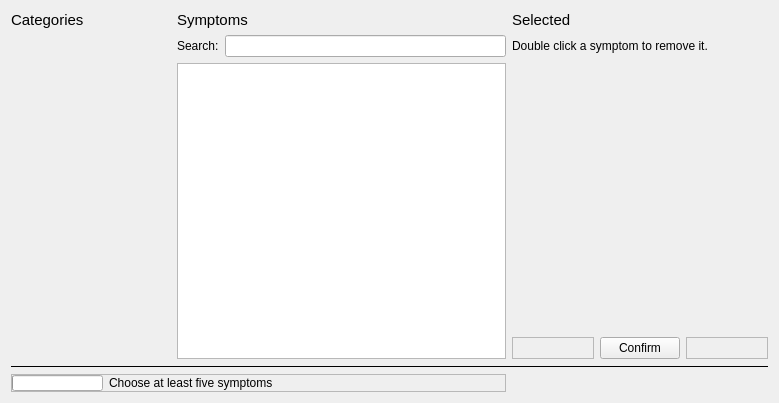
This is src/gui/ui/symptoms_window.ui in Illness-Prediction-System/IllnessPredictionSystem as Qt 5 draws it before an edit. The edited form follows.
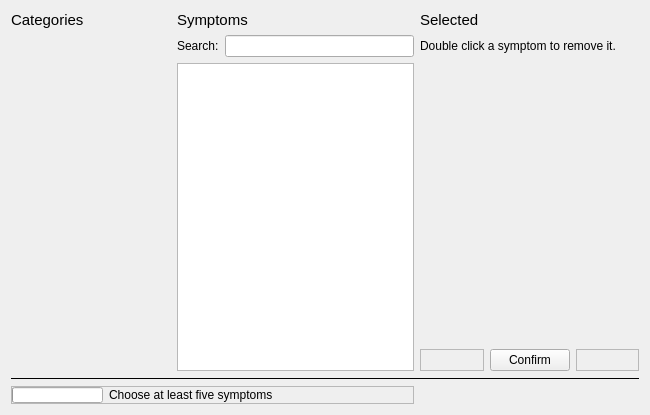
This is the edited form.

Commit message: IL-13 fix: remove .ui visual inconsistencies

The edit to the form file:
```diff
--- a/src/gui/ui/symptoms_window.ui
+++ b/src/gui/ui/symptoms_window.ui
@@ -6,10 +6,16 @@
    <rect>
     <x>0</x>
     <y>0</y>
-    <width>779</width>
-    <height>403</height>
+    <width>650</width>
+    <height>415</height>
    </rect>
   </property>
+  <property name="minimumSize">
+   <size>
+    <width>650</width>
+    <height>415</height>
+   </size>
+  </property>
   <property name="windowTitle">
    <string>Symptom selection</string>
   </property>
@@ -76,6 +82,12 @@
    </item>
    <item row="2" column="0" rowspan="3">
     <widget class="QListWidget" name="lstCategories">
+     <property name="sizePolicy">
+      <sizepolicy hsizetype="Fixed" vsizetype="Expanding">
+       <horstretch>0</horstretch>
+       <verstretch>0</verstretch>
+      </sizepolicy>
+     </property>
      <property name="maximumSize">
       <size>
        <width>160</width>
```
The commit also changes 1 other file.
